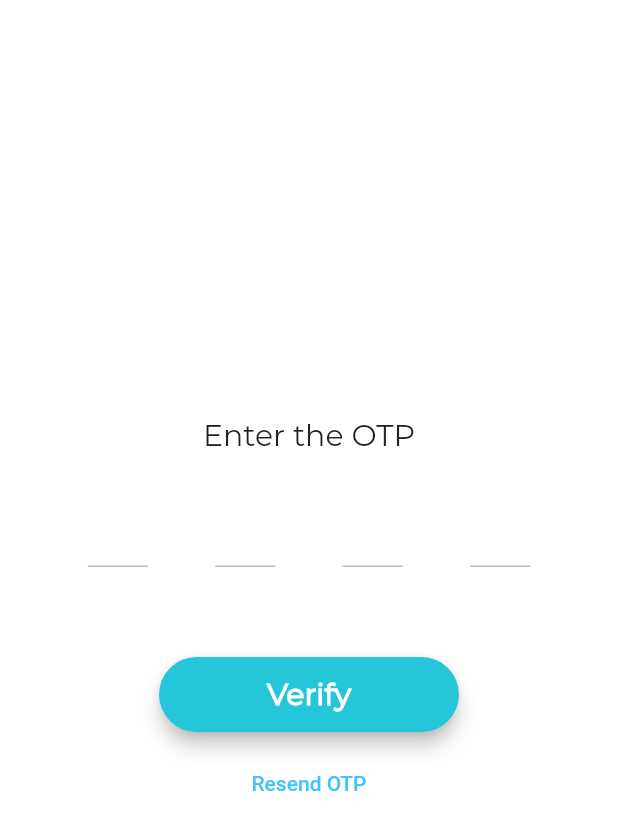
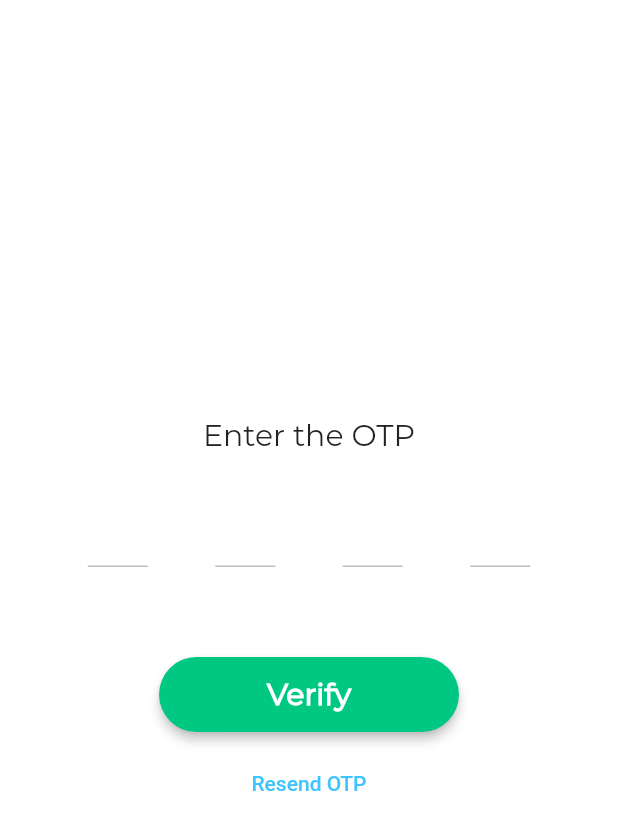
Before and after one commit to Adithya2018/Covid-Vaccine-Slot-Booking-Service, a Flutter app: the OTPPage screen opened directly, on a phone screen of 412 x 824 dp. Shown: the top 830 px of the screen. Run offline on Flutter 3.47's test engine with Material 2 defaults, Android fonts, the phone set to English and light mode, and no system bars; drawn by our look-alikes of otp_text_field; our stand-ins replace circular_profile_avatar, firebase_auth, firebase_core, syncfusion_flutter_calendar; accounts and stored records are empty.

Commit message:
updated plugins

```diff
--- a/covid_vaccine/lib/screens/authenticate/authenticate.dart
+++ b/covid_vaccine/lib/screens/authenticate/authenticate.dart
@@ -1,4 +1,3 @@
-import 'package:covid_vaccine/screens/home/home.dart';
 import 'package:flutter/material.dart';
 import 'package:otp_text_field/otp_field.dart';
 import 'package:otp_text_field/style.dart';
@@ -36,6 +35,20 @@ class _OTPPageState extends State<OTPPage> {
     super.dispose();
   }
 
+  final _verifyButtonKey = GlobalKey();
+  int _colorListIndex = 0;
+  List<Color> _verifyButtonColor = <Color>[
+    Color.fromRGBO(0, 200, 130, 1.0),//(0xFF00B464), // RGB code tweaked from (0, 226, 152, 1.0)
+    Colors.cyan[400],
+    Color(0xFF29B6F6),
+  ];
+
+  void setColor(int c) {
+    setState(() {
+      _colorListIndex = c;
+    });
+  }
+
   @override
   Widget build(BuildContext context) {
     final otpField = OTPTextField(
@@ -54,17 +67,19 @@ class _OTPPageState extends State<OTPPage> {
       fieldStyle: FieldStyle.underline,
       onCompleted: (pin) {
         _currentPin = pin;
-        print("Completed: " + pin);
+        print("Completed: " + _currentPin);
       },
     );
 
-    final validateButton = Container(
+    final verifyButton = Container(
       width: 200,
       child: Material(
-        elevation: 5.0,
+        elevation: 3.0,
         borderRadius: BorderRadius.circular(30.0),
-        color: Colors.cyan[400], //Color(0xff138808),
+        color: _verifyButtonColor[_colorListIndex], //Colors.cyan[400],
+
         child: MaterialButton(
+          key: _verifyButtonKey,
           minWidth: MediaQuery.of(context).size.width,
           height: 50,
           //padding: EdgeInsets.fromLTRB(20.0, 15.0, 20.0, 15.0),
@@ -72,6 +87,8 @@ class _OTPPageState extends State<OTPPage> {
             borderRadius: new BorderRadius.circular(30.0),
           ),
           onPressed: () async {
+            setColor((_colorListIndex + 1) % _verifyButtonColor.length);
+            print("_colorListIndex = $_colorListIndex");
             print("Submitted PIN: $_currentPin");
             Navigator.of(context).popUntil(ModalRoute.withName('/'));
           },
@@ -151,8 +168,6 @@ class _OTPPageState extends State<OTPPage> {
       body: Center(
         child: Scrollbar(
           child: SingleChildScrollView(
-            // Center is a layout widget. It takes a single child and positions it
-            // in the middle of the parent.
             child: Padding(
               padding: const EdgeInsets.all(36.0),
               child: Column(
@@ -166,24 +181,8 @@ class _OTPPageState extends State<OTPPage> {
                   ),
                   SizedBox(height: 25.0),
                   otpField,
-                  /*TextField(
-                    textAlign: TextAlign.center,
-                    obscureText: true,
-                    style: TextStyle(
-                      fontSize: 20.0,
-                    ),
-                    decoration: InputDecoration(
-                      contentPadding:
-                          EdgeInsets.fromLTRB(20.0, 15.0, 20.0, 15.0),
-                      labelText: "Enter OTP",
-                      //hintText: "OTP",
-                      border: OutlineInputBorder(
-                        borderRadius: BorderRadius.circular(32.0),
-                      ),
-                    ),
-                  ),*/
                   SizedBox(height: 60.0),
-                  validateButton,
+                  verifyButton,
                   SizedBox(height: 10.0),
                   resendButton,
                 ],
--- a/covid_vaccine/lib/screens/wrapper.dart
+++ b/covid_vaccine/lib/screens/wrapper.dart
@@ -18,13 +18,13 @@ class Wrapper extends StatelessWidget {
     // return home or authenticate widget depending on the authentication state
     // i.e. whether the user has signed in (=not null) or signed out (=null)
 
-    /*if(user != null){
+    /**/if(user != null){
       print("${user.uid} is signed in");
       return Home();
     }else {
       print("$user was signed out");
       return SignInOptions();
-    }*/ //Authenticate();
+    } //Authenticate();
     return OTPPage();
   }
 }
--- a/covid_vaccine/pubspec.yaml
+++ b/covid_vaccine/pubspec.yaml
@@ -25,7 +25,7 @@ dependencies:
     sdk: flutter
 
   # The following adds the Cupertino Icons font to your application.
-  # Use with the CupertinoIcons class for iOS style icons.
+  # Use with the Cupertino Icons class for iOS style icons.
   cupertino_icons: ^1.0.1
 
   # extras (below)
```
Also changed, not shown: covid_vaccine/lib/screens/home/home.dart (+15 -12 lines).
